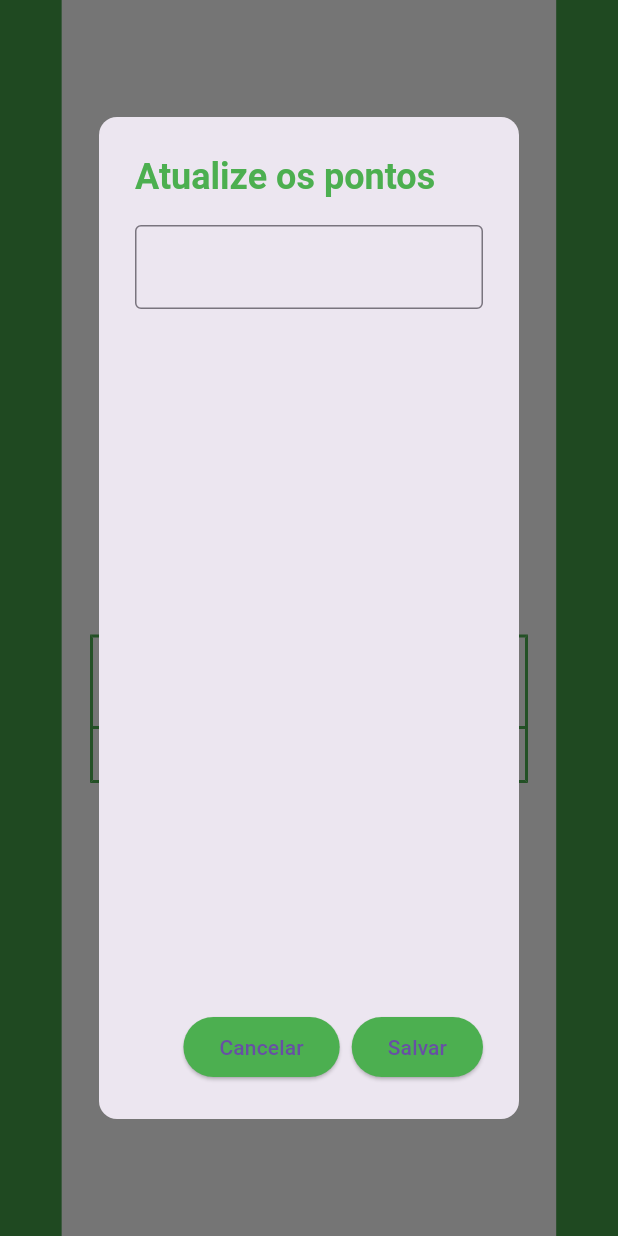
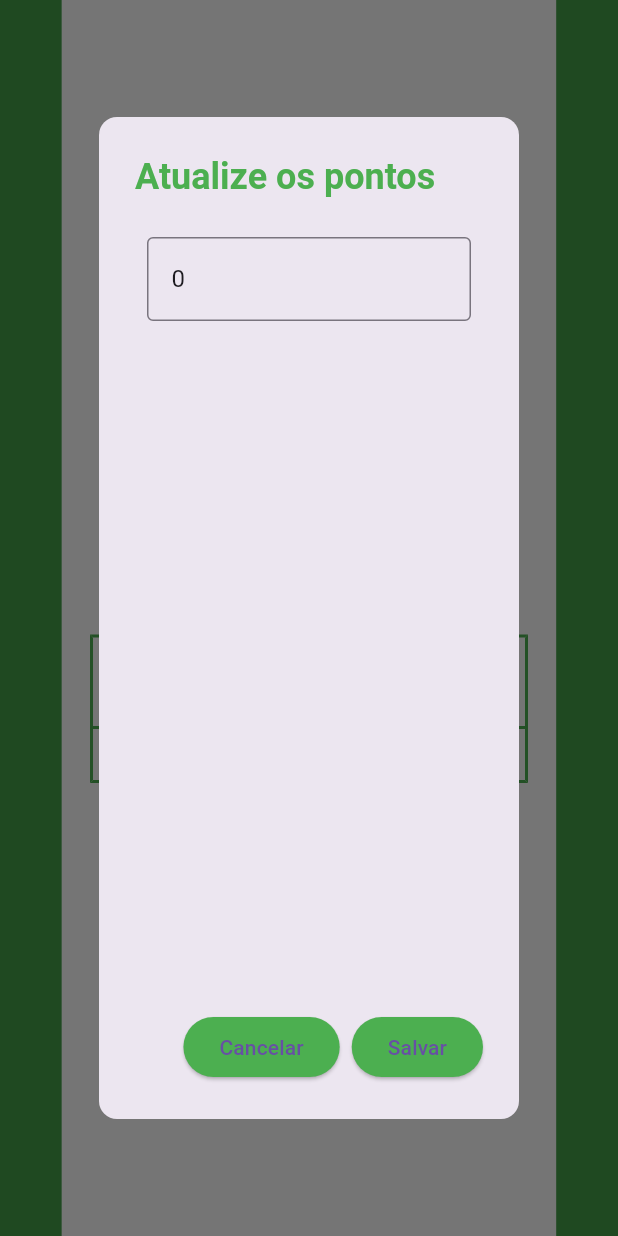
Before and after one commit to albertokff/aplicativo-atelie-costuras, a Flutter app: the screen it shows after launch, after a tap on "INICIAR", after a tap on "JOGAR", after a tap on "Próxima Rodada", on a phone screen of 412 x 824 dp. Run offline on Flutter 3.47's test engine with Material 3 defaults, Android fonts, the phone set to English and light mode, and no system bars.

Commit message:
✨feat: Pontuação corrigida

```diff
--- a/aplicativo_mancada/lib/pages/game_page.dart
+++ b/aplicativo_mancada/lib/pages/game_page.dart
@@ -11,11 +11,31 @@ class GamePage extends StatefulWidget {
 }
 
 class _GamePageState extends State<GamePage> {
+  late Map<String, TextEditingController> pontuacao;
+  late List<String> nomes;
+
+  @override
+  void initState() {
+    super.initState();
+
+    nomes = widget.nomeJogadores.split(',');
+    pontuacao = {
+      for (var nome in nomes)
+        nome.trim(): TextEditingController(text: '0')
+    };
+  }
+
+  @override
+  void dispose() {
+    for (var controller in pontuacao.values) {
+      controller.dispose();
+    }
+    super.dispose();
+  }
+
   @override
   Widget build(BuildContext context) {
     SystemChrome.setEnabledSystemUIMode(SystemUiMode.immersiveSticky);
-
-    List<String> nomes = widget.nomeJogadores.split(',');
 
     return MaterialApp(
       debugShowCheckedModeBanner: false,
@@ -67,8 +87,9 @@ class _GamePageState extends State<GamePage> {
                       color: Colors.green[600],
                       fontWeight: FontWeight.bold,
                     ),
-                ),)
-              )
+                  ),
+                ),
+              ),
             ),
             const Align(
               alignment: Alignment(0, -0.5),
@@ -79,7 +100,7 @@ class _GamePageState extends State<GamePage> {
                   color: Colors.green,
                   fontWeight: FontWeight.bold,
                 ),
-              )
+              ),
             ),
             const Align(
               alignment: Alignment(0, -0.4),
@@ -90,7 +111,7 @@ class _GamePageState extends State<GamePage> {
                   color: Colors.green,
                   fontWeight: FontWeight.bold,
                 ),
-              )
+              ),
             ),
             Align(
               alignment: const Alignment(0, 0.2),
@@ -116,9 +137,9 @@ class _GamePageState extends State<GamePage> {
                             style: TextStyle(
                                 fontWeight: FontWeight.bold,
                                 fontSize: 16,
-                                color: Colors.green
+                                color: Colors.green),
+                            textAlign: TextAlign.center,
                           ),
-                              textAlign: TextAlign.center,)
                         ),
                         Padding(
                           padding: EdgeInsets.all(8.0),
@@ -127,9 +148,9 @@ class _GamePageState extends State<GamePage> {
                             style: TextStyle(
                                 fontWeight: FontWeight.bold,
                                 fontSize: 16,
-                                color: Colors.green
+                                color: Colors.green),
+                            textAlign: TextAlign.center,
                           ),
-                              textAlign: TextAlign.center,)
                         ),
                         Padding(
                           padding: EdgeInsets.all(8.0),
@@ -138,10 +159,10 @@ class _GamePageState extends State<GamePage> {
                             style: TextStyle(
                                 fontWeight: FontWeight.bold,
                                 fontSize: 16,
-                                color: Colors.green
+                                color: Colors.green),
+                            textAlign: TextAlign.center,
                           ),
-                              textAlign: TextAlign.center,)
-                          )
+                        ),
                       ],
                     ),
                     for (var nome in nomes)
@@ -151,25 +172,28 @@ class _GamePageState extends State<GamePage> {
                             padding: EdgeInsets.all(8.0),
                             child: Text(
                               '0',
-                                textAlign: TextAlign.center,)
+                              textAlign: TextAlign.center,
+                            ),
                           ),
                           Padding(
                             padding: const EdgeInsets.all(8.0),
                             child: Text(
                               nome.trim(),
-                                textAlign: TextAlign.center,)
+                              textAlign: TextAlign.center,
                             ),
-                            const Padding(
-                              padding: EdgeInsets.all(8.0),
+                          ),
+                          Padding(
+                            padding: const EdgeInsets.all(8.0),
                             child: Text(
-                                '0',
-                                textAlign: TextAlign.center,)
-                            )
+                              pontuacao[nome.trim()]?.text ?? '0',
+                              textAlign: TextAlign.center,
+                            ),
+                          ),
                         ],
                       ),
                   ],
                 ),
-                )
+              ),
             ),
             Align(
               alignment: const Alignment(0, 0.7),
@@ -185,7 +209,8 @@ class _GamePageState extends State<GamePage> {
                         ),
                         title: const Text(
                           'Atualize os pontos',
-                          style: TextStyle(color: Colors.green, fontWeight: FontWeight.bold),
+                          style: TextStyle(
+                              color: Colors.green, fontWeight: FontWeight.bold),
                         ),
                         content: SizedBox(
                           height: 500, // Altura da modal
@@ -193,10 +218,21 @@ class _GamePageState extends State<GamePage> {
                             mainAxisSize: MainAxisSize.min,
                             children: [
                               for (var nome in nomes)
-                                TextField(
+                                Padding(
+                                  padding: const EdgeInsets.all(8.0),
+                                  child: TextField(
+                                    controller: pontuacao[nome.trim()],
+                                    keyboardType: TextInputType.number,
                                     decoration: InputDecoration(
                                       labelText: nome.trim(),
-                                    border: OutlineInputBorder(),
+                                      border: const OutlineInputBorder(),
+                                    ),
+                                    onChanged: (String valor) {
+                                      debugPrint('nome considerado: $nome.trim()');
+                                      final int novoValor = int.tryParse(valor) ?? 0;
+                                      pontuacao[nome.trim()]?.text = (int.tryParse(pontuacao[nome.trim()]!.text) !+ novoValor).toString();
+                                    },
+
                                   ),
                                 ),
                             ],
@@ -208,6 +244,11 @@ class _GamePageState extends State<GamePage> {
                               backgroundColor: Colors.green,
                             ),
                             onPressed: () {
+                              setState(() {
+                                for (var nome in nomes) {
+                                  pontuacao[nome.trim()]?.text = '0';
+                                }
+                              });
                               Navigator.of(context).pop(); // Fecha a modal
                             },
                             child: const Text('Cancelar'),
@@ -217,8 +258,10 @@ class _GamePageState extends State<GamePage> {
                               backgroundColor: Colors.green,
                             ),
                             onPressed: () {
-                              // Lógica para salvar os dados
-                              Navigator.of(context).pop(); // Fecha a modal
+                              // debugPrint(pontuacao.toString());
+                              setState(() {});
+
+                              // Navigator.of(context).pop(); // Fecha a modal
                             },
                             child: const Text('Salvar'),
                           ),
```
Lines whose indentation alone changed are shown as unchanged.
